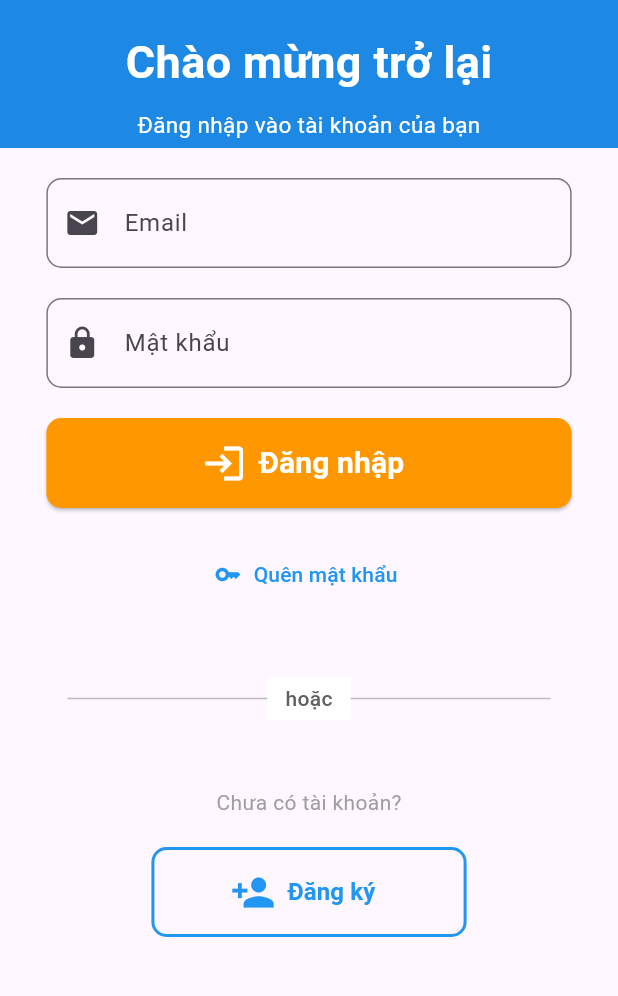
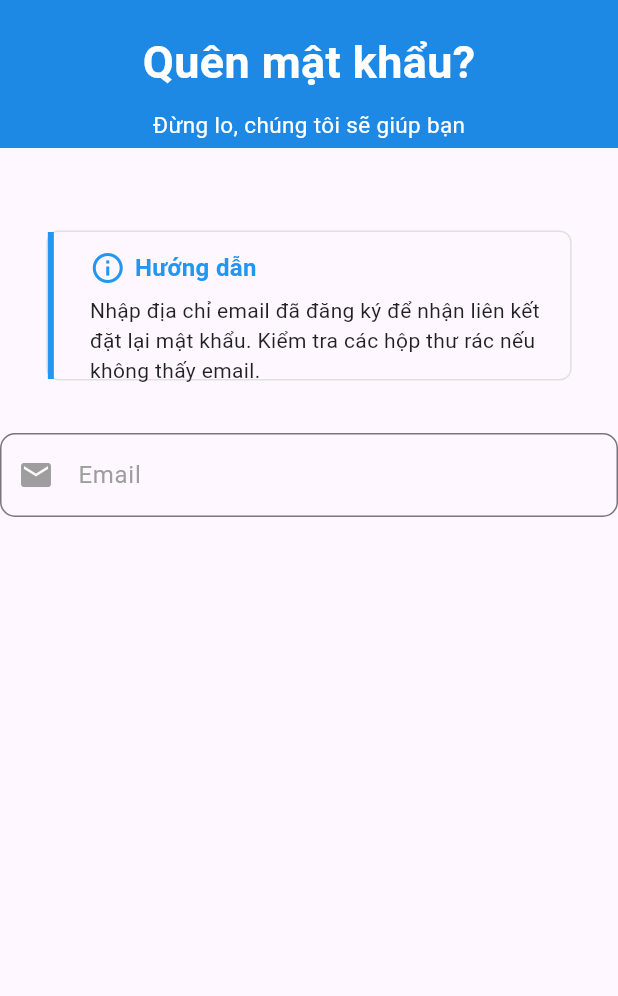
Before and after one commit to nghuy2903/flutter_prj, a Flutter app: the screen it shows after launch, on a phone screen of 412 x 824 dp, the part 161-1157 px from its top. Run offline on Flutter 3.47's test engine with Material 3 defaults, Android fonts, the phone set to English and light mode, and no system bars; our stand-ins replace equatable, flutter_bloc, shared_preferences, sqflite; accounts and stored records are empty; key blocks and very long unbroken strings in the code were emptied for the run.

Commit message:
complete page forgot password - font end

```diff
--- /dev/null
+++ b/final_test/lib/Widget/page_forgot_password.dart
@@ -0,0 +1,138 @@
+import 'package:flutter/material.dart';
+
+class FogotPasswordPage extends StatelessWidget {
+  const FogotPasswordPage({super.key});
+
+  @override
+  Widget build(BuildContext context) {
+    final sizeScreen = MediaQuery.of(context).size;
+    double widthScreen = sizeScreen.width;
+    double heightScreen = sizeScreen.height;
+    return SafeArea(
+      child: Scaffold(
+        body: Container(
+          child: Column(
+            children: [
+              //App bar
+              Container(
+                width: widthScreen,
+                height: heightScreen * 0.25,
+                decoration: BoxDecoration(
+                  color: Colors.blue[600]
+                ),
+                padding: EdgeInsets.symmetric(vertical: 20),
+                //Text style
+                child: Column(
+                  mainAxisSize: MainAxisSize.min,
+                  crossAxisAlignment: CrossAxisAlignment.center,
+                  children: [
+                    //Logo
+                    ClipOval(
+                      child: Image.asset(
+                        'assets/images/logo.png',
+                        fit: BoxFit.cover,
+                      ),
+                    ),
+
+                    SizedBox(height: 20,),
+
+                    Text(
+                      'Quên mật khẩu?',
+                      style: TextStyle(
+                        fontWeight: FontWeight.bold,
+                        fontSize: 30,
+                        color: Colors.white
+                      ),
+                    ),
+
+                    SizedBox(height: 10,),
+
+                    Text(
+                      'Đừng lo, chúng tôi sẽ giúp bạn',
+                      style: TextStyle(
+                        color: Colors.white,
+                        fontSize: 15
+                      ),
+                    )
+                  ],
+                ),
+              ),
+
+              SizedBox(height: 55,),
+              //Box guidance
+              Container(
+                width: widthScreen * 0.85,
+                height: 100,
+                decoration: BoxDecoration(
+                  border: Border.all(color: Colors.grey.shade300),
+                  borderRadius: BorderRadius.circular(8),
+                ),
+                child: Row(
+                  crossAxisAlignment: CrossAxisAlignment.start,
+
+                  children: [
+                    Container(
+                      width: 4,
+                      height: 100,
+                      color: Colors.blue,
+                    ),
+                    SizedBox(width: 12),
+                    // Nội dung chính
+                    Expanded(
+                      child: Padding(
+                        padding: EdgeInsets.all(12),
+                        child: Column(
+                          crossAxisAlignment: CrossAxisAlignment.start,
+                          children: [
+                            Row(
+                              children: [
+                                Icon(Icons.info_outline, color: Colors.blue),
+                                SizedBox(width: 6),
+                                Text(
+                                  'Hướng dẫn',
+                                  style: TextStyle(
+                                    fontSize: 16,
+                                    fontWeight: FontWeight.bold,
+                                    color: Colors.blue,
+                                  ),
+                                ),
+                              ],
+                            ),
+                            SizedBox(height: 6),
+                            Text(
+                              'Nhập địa chỉ email đã đăng ký để nhận liên kết đặt lại mật khẩu. Kiểm tra các hộp thư rác nếu không thấy email.',
+                              style: TextStyle(
+                                fontSize: 14,
+                                color: Colors.black87,
+                              ),
+                            ),
+                          ],
+                        ),
+                      ),
+                    ),
+                  ],
+                ),
+              ),
+
+              SizedBox(height: 35,),
+              //Textfield Email
+              TextField(
+                decoration: InputDecoration(
+                  prefixIcon: Icon(Icons.email, color: Colors.grey),
+                  labelText: 'Email',
+                  labelStyle: TextStyle(color: Colors.grey),
+                  border: OutlineInputBorder(
+                    borderRadius: BorderRadius.circular(10),
+                    borderSide: BorderSide(color: Colors.blue.shade100),
+                  ),
+                ),
+              ),
+            ]
+          )
+        )
+      )
+    );
+
+
+  }
+}
--- a/final_test/lib/Widget/page_login.dart
+++ b/final_test/lib/Widget/page_login.dart
@@ -1,4 +1,5 @@
 import 'package:flutter/material.dart';
+
 
 class LoginPage extends StatelessWidget {
   const LoginPage({super.key});
--- a/final_test/lib/main.dart
+++ b/final_test/lib/main.dart
@@ -1,9 +1,10 @@
+import 'package:final_test/Widget/page_forgot_password.dart';
 import 'package:final_test/Widget/page_login.dart';
 import 'package:flutter/material.dart';
 
 void main() {
   runApp(MaterialApp(
     debugShowCheckedModeBanner: false,
-    home: LoginPage(),
+    home: FogotPasswordPage(),
   ));
 }
```
